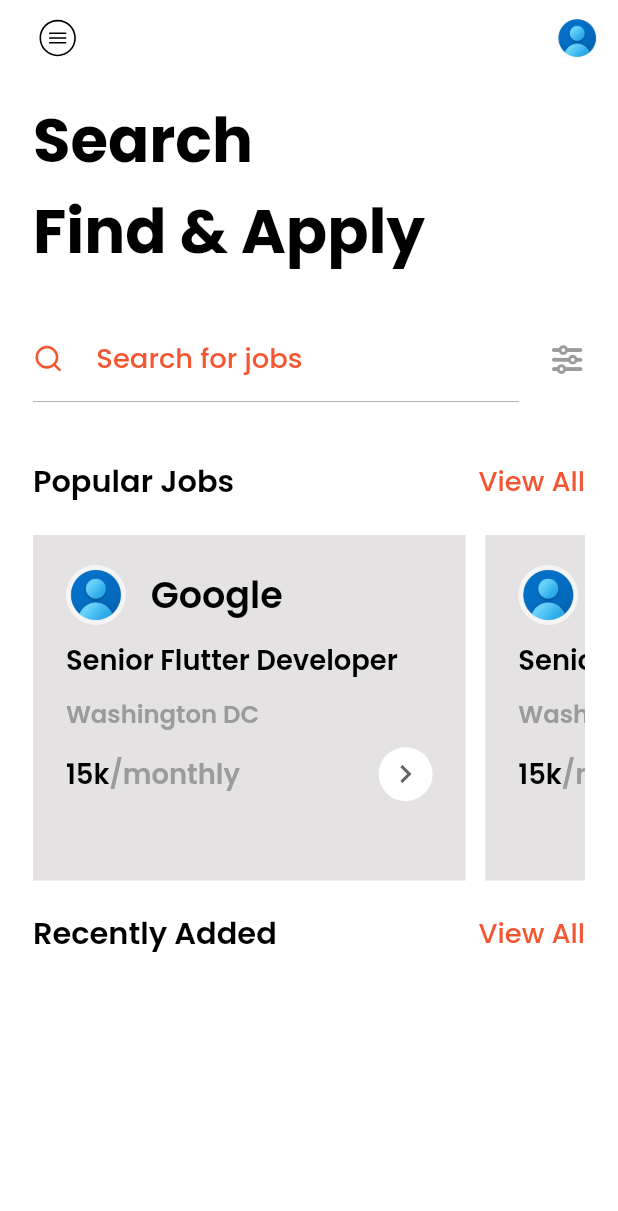
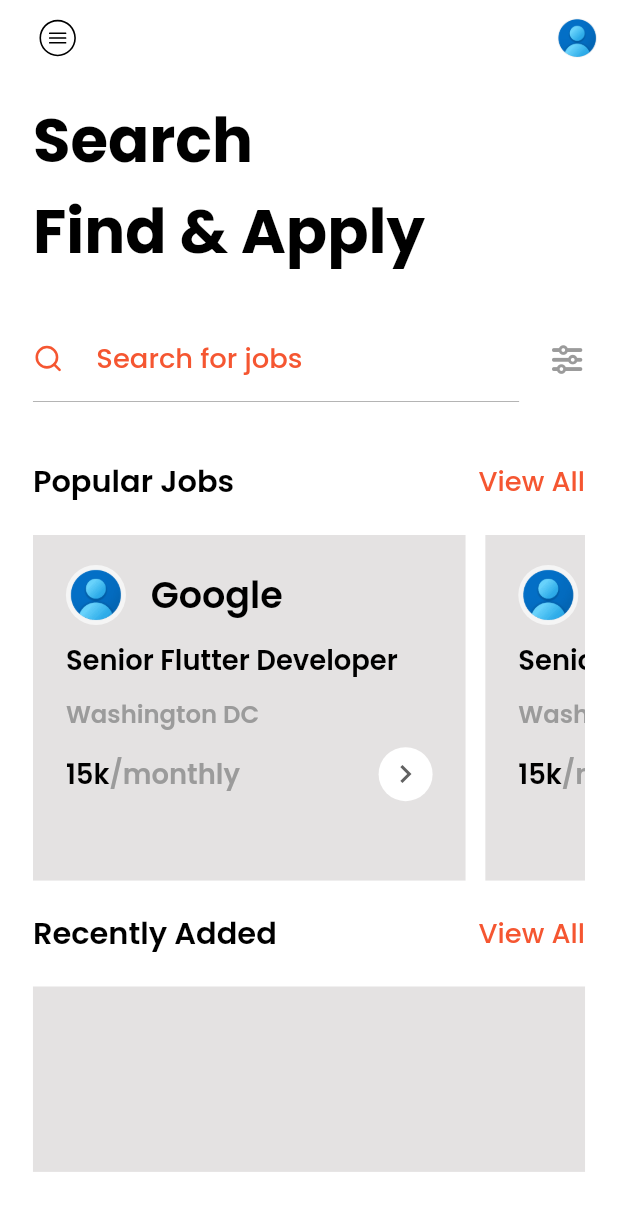
Before and after one commit to cjchika/joboard, a Flutter app: the HomePage screen opened directly, on a phone screen of 412 x 824 dp. Shown: the top 1211 px of the screen. Run offline on Flutter 3.47's test engine with Material 2 defaults, Android fonts, the phone set to English and light mode, and no system bars; our stand-ins replace flutter_animate, flutter_screenutil, flutter_svg, flutter_vector_icons, flutter_zoom_drawer, get and 5 more; accounts and stored records are empty.

```diff
--- a/lib/views/common/vertical_tile.dart
+++ b/lib/views/common/vertical_tile.dart
@@ -1,10 +1,22 @@
 import 'package:flutter/material.dart';
+import 'package:flutter_screenutil/flutter_screenutil.dart';
+import 'package:joboard/constants/app_constants.dart';
 
 class VerticalTile extends StatelessWidget {
-  const VerticalTile({super.key});
+  const VerticalTile({super.key, this.onTap});
+
+  final void Function()? onTap;
 
   @override
   Widget build(BuildContext context) {
-    return Container();
+    return GestureDetector(
+      onTap: onTap,
+      child: Container(
+        padding: EdgeInsets.symmetric(horizontal: 20.w, vertical: 10.h),
+        height: height*0.15,
+        width: width,
+        color: Color(kLightGrey.value),
+      ),
+    );
   }
 }
```
